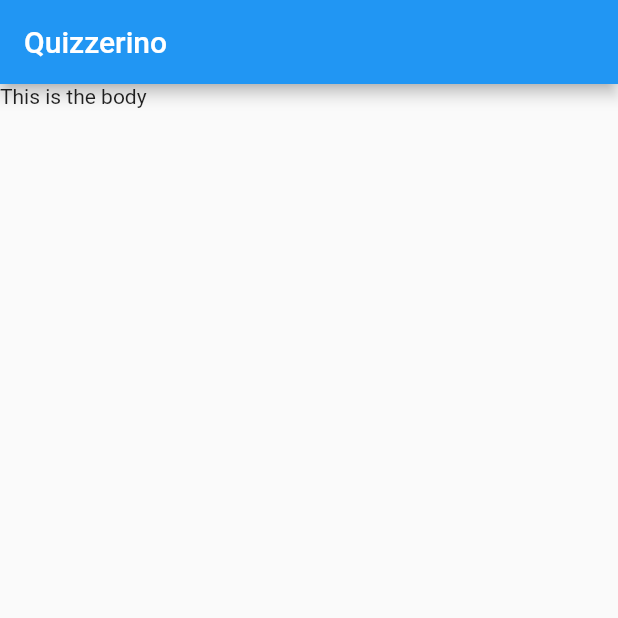
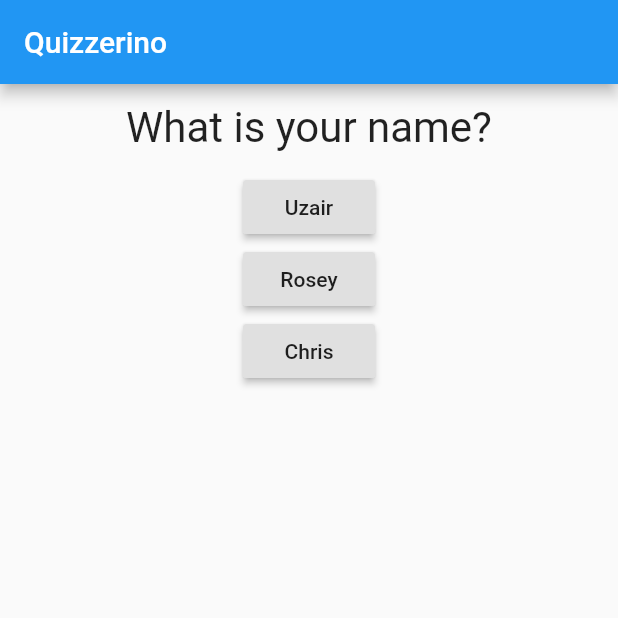
Before and after one commit to uzair-ashraf/flutter-playground, a Flutter app: the screen it shows after launch, on a phone screen of 412 x 824 dp, the top half of it. Run offline on Flutter 3.47's test engine with Material 2 defaults, Android fonts, the phone set to English and light mode, and no system bars.

Commit message:
man this is fun, maps with lists and dynamic creation

```diff
--- /dev/null
+++ b/lib/answer.dart
@@ -0,0 +1,16 @@
+import 'package:flutter/material.dart';
+
+class Answer extends StatelessWidget {
+  final String answer;
+  final Function answerCb;
+  Answer(this.answer, this.answerCb);
+  @override
+  Widget build(BuildContext ctx) {
+    return Container(
+      child: RaisedButton(
+              child: Text(this.answer),
+              onPressed: this.answerCb,
+            ),
+    );
+  }
+}
--- a/lib/main.dart
+++ b/lib/main.dart
@@ -1,16 +1,69 @@
 import 'package:flutter/material.dart';
 
+import './question.dart';
+import './answer.dart';
 void main() => runApp(App());
 
-class App extends StatelessWidget {
+class App extends StatefulWidget {
+  @override
+  State<StatefulWidget> createState() => _AppState();
+}
+
+class _AppState extends State<App> {
+  int questionIndex = 0;
+  final List<Map> questionKey = [
+    {
+      'question': 'What is your name?',
+      'answers': [
+        'Uzair',
+        'Rosey',
+        'Chris'
+      ]
+    },
+    {
+      'question': 'What is your age?',
+      'answers': [
+        '26',
+        '22',
+        '45'
+      ]
+    },
+    {
+      'question': 'Who is your waifu?',
+      'answers': [
+        'Taiga',
+        'Shinobu',
+        'Chika'
+      ]
+    },
+  ];
+
+  void _handlePressed() {
+    setState(() => questionIndex++);
+    print('Pressed!');
+  }
+  List<Widget> generatesQuestionList() {
+    List<Widget> result = [];
+    Question question = Question(this.questionKey[this.questionIndex]['question']);
+    result.add(question);
+    List<String> currentAnswers = this.questionKey[this.questionIndex]['answers'];
+    for(int i = 0; i < currentAnswers.length; i++) {
+      Answer answer = Answer(currentAnswers[i], this._handlePressed);
+      result.add(answer);
+    }
+    return result;
+  }
   @override
   Widget build(BuildContext ctx) {
+    List<String> questions = ['What is your name?', 'How old are you?'];
     return MaterialApp(
       home: Scaffold(
         appBar: AppBar(
           title: Text('Quizzerino'),
         ),
-        body: Text('This is the body'),
+        body: Column(
+          children: this.generatesQuestionList()
+        ),
       ),
     );
   }
--- /dev/null
+++ b/lib/question.dart
@@ -0,0 +1,20 @@
+import 'package:flutter/material.dart';
+
+class Question extends StatelessWidget {
+  final String question;
+  Question(this.question);
+  @override
+  Widget build(BuildContext ctx) {
+    return Container(
+      width: double.infinity,
+      margin: EdgeInsets.all(12.5),
+      child: Text(
+      question,
+      style: TextStyle(
+        fontSize: 28
+      ),
+      textAlign: TextAlign.center,
+    ),
+    );
+  }
+}
```
